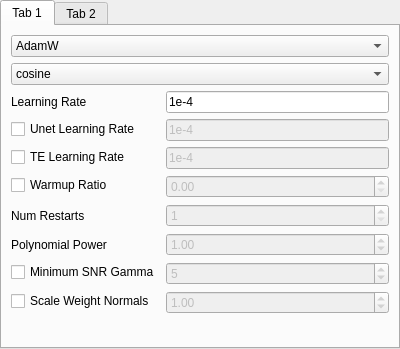
Above: ui_files/OptimizerUI.ui from derrian-distro/LoRA_Easy_Training_Scripts before the change. Below: the same form after it.
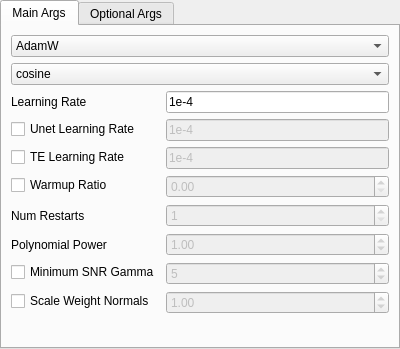
That is the form after the change. Custom widgets are drawn as their Qt base class.

What changed in the file:
```diff
--- a/ui_files/OptimizerUI.ui
+++ b/ui_files/OptimizerUI.ui
@@ -33,7 +33,7 @@
      </property>
      <widget class="QWidget" name="optimizer_tab_main">
       <attribute name="title">
-       <string>Tab 1</string>
+       <string>Main Args</string>
       </attribute>
       <layout class="QFormLayout" name="formLayout_2">
        <item row="0" column="0" colspan="2">
@@ -332,7 +332,7 @@
      </widget>
      <widget class="QWidget" name="optimizer_tab_args">
       <attribute name="title">
-       <string>Tab 2</string>
+       <string>Optional Args</string>
       </attribute>
       <layout class="QVBoxLayout" name="verticalLayout_2">
        <item>
@@ -382,6 +382,12 @@
    <extends>QDoubleSpinBox</extends>
    <header>modules.ScrollOnSelect.h</header>
   </customwidget>
+  <customwidget>
+   <class>TabView</class>
+   <extends>QTabWidget</extends>
+   <header>modules.ScrollOnSelect.h</header>
+   <container>1</container>
+  </customwidget>
   <customwidget>
    <class>LineEditWithHighlight</class>
    <extends>QLineEdit</extends>
```
Left out of the diff: 11 changed lines with no effect on the pictures.
